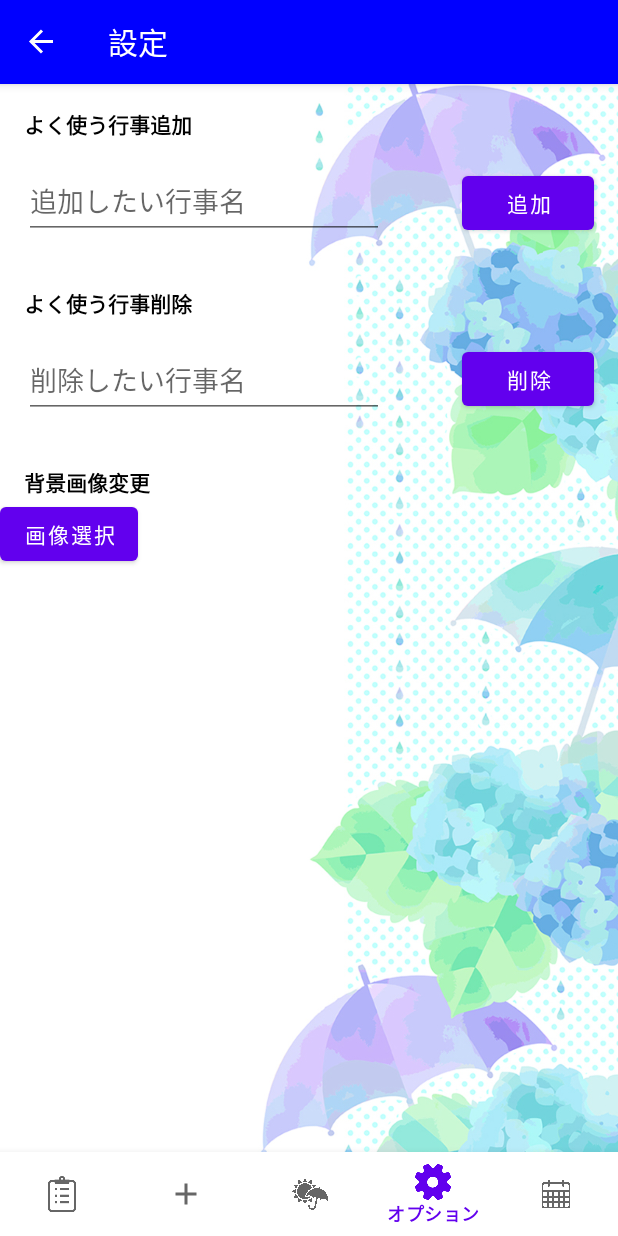
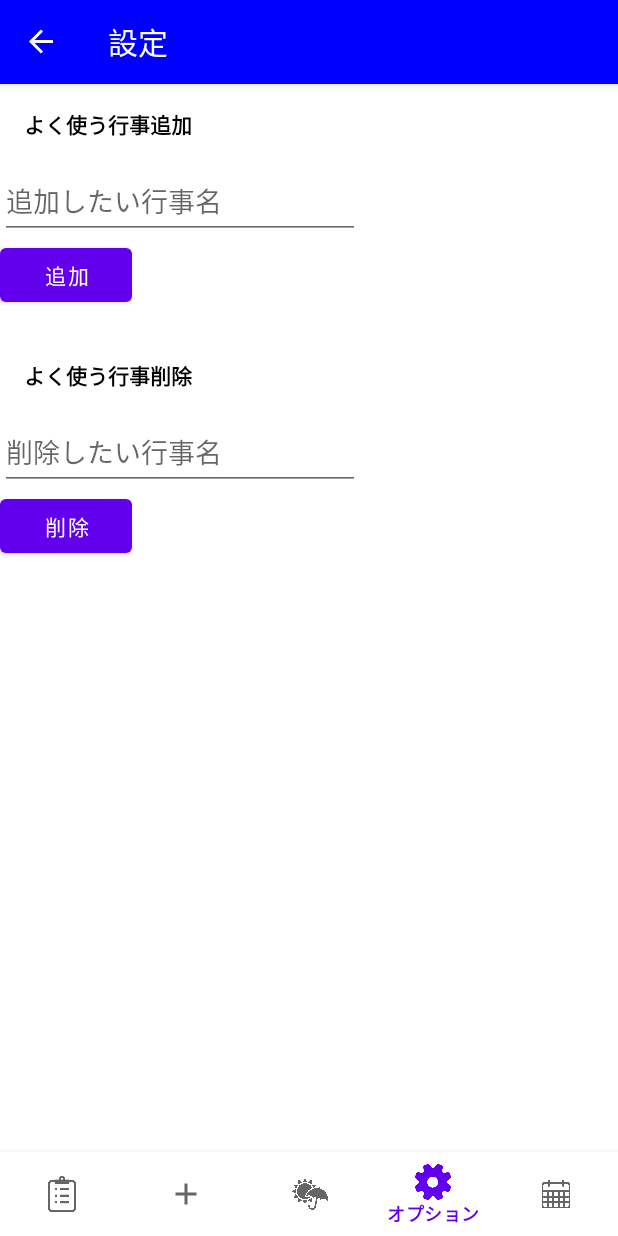
Before and after one commit to sotukenn4/sotu, an Android app: the Custum screen opened through its navigation route, on a phone screen of 412 x 824 dp. Run offline under Robolectric (Android 15) with nearby library versions, the phone set to English and light mode, and no system bars; our stand-ins replace navigation-ui; libraries missing offline, so code that uses them is left out: io.realm, io.realm.kotlin; 5 statements that could not run were skipped.

Commit message:
更新は常にやること

```diff
--- a/app/src/main/java/com/example/myapplication/MainActivity.kt
+++ b/app/src/main/java/com/example/myapplication/MainActivity.kt
@@ -22,7 +22,6 @@ class MainActivity : AppCompatActivity() {
 
     private lateinit var viewModel: ConstraintLayout
     private var inputMethodManager: InputMethodManager? = null
-
     private var _list: MutableList<MutableMap<String,String>> =mutableListOf()
     override fun onCreate(savedInstanceState: Bundle?) {
         super.onCreate(savedInstanceState)
--- a/app/src/main/res/layout/fragment_custum.xml
+++ b/app/src/main/res/layout/fragment_custum.xml
@@ -7,18 +7,43 @@
     android:layout_height="match_parent"
     tools:context=".Custum">
 
-    <ImageView
-        android:id="@+id/imageView2"
-        android:layout_width="wrap_content"
-        android:layout_height="wrap_content"
-        android:layout_marginStart="141dp"
-        android:layout_marginEnd="141dp"
-        android:scaleType="centerCrop"
-        android:src="@drawable/azisai"
+    <ScrollView
+        android:layout_width="0dp"
+        android:layout_height="0dp"
         app:layout_constraintBottom_toBottomOf="parent"
         app:layout_constraintEnd_toEndOf="parent"
         app:layout_constraintStart_toStartOf="parent"
-        app:layout_constraintTop_toTopOf="parent" />
+        app:layout_constraintTop_toTopOf="parent">
+
+        <LinearLayout
+            android:layout_width="match_parent"
+            android:layout_height="wrap_content"
+            android:orientation="vertical">
+
+            <TextView
+                android:id="@+id/spinnerOption"
+                android:layout_width="wrap_content"
+                android:layout_height="wrap_content"
+                android:layout_marginStart="16dp"
+                android:layout_marginTop="16dp"
+                android:text="よく使う行事追加"
+                android:textColor="@color/black"
+                android:textStyle="bold" />
+
+            <EditText
+                android:id="@+id/spinnertext"
+                android:layout_width="240dp"
+                android:layout_height="50dp"
+                android:layout_marginTop="16dp"
+                android:ems="10"
+                android:hint="追加したい行事名"
+                android:inputType="textPersonName" />
+
+            <Button
+                android:id="@+id/spinneradd"
+                android:layout_width="wrap_content"
+                android:layout_height="wrap_content"
+                android:text="追加" />
 
             <TextView
                 android:id="@+id/spinnerOption2"
@@ -28,32 +53,7 @@
                 android:layout_marginTop="32dp"
                 android:text="よく使う行事削除"
                 android:textColor="@color/black"
-        android:textStyle="bold"
-        app:layout_constraintStart_toStartOf="parent"
-        app:layout_constraintTop_toBottomOf="@+id/spinnertext" />
-
-    <TextView
-        android:id="@+id/spinnerOption3"
-        android:layout_width="wrap_content"
-        android:layout_height="wrap_content"
-        android:layout_marginStart="16dp"
-        android:layout_marginTop="32dp"
-        android:text="背景画像変更"
-        android:textColor="@color/black"
-        android:textStyle="bold"
-        app:layout_constraintStart_toStartOf="parent"
-        app:layout_constraintTop_toBottomOf="@+id/spinnertext2" />
-
-    <EditText
-        android:id="@+id/spinnertext"
-        android:layout_width="240dp"
-        android:layout_height="50dp"
-        android:layout_marginTop="16dp"
-        android:ems="10"
-        android:hint="追加したい行事名"
-        android:inputType="textPersonName"
-        app:layout_constraintStart_toStartOf="@+id/spinnerOption"
-        app:layout_constraintTop_toBottomOf="@+id/spinnerOption" />
+                android:textStyle="bold" />
 
             <EditText
                 android:id="@+id/spinnertext2"
@@ -62,52 +62,14 @@
                 android:layout_marginTop="16dp"
                 android:ems="10"
                 android:hint="削除したい行事名"
-        android:inputType="textPersonName"
-        app:layout_constraintStart_toStartOf="@+id/spinnerOption"
-        app:layout_constraintTop_toBottomOf="@+id/spinnerOption2" />
-
-    <TextView
-        android:id="@+id/spinnerOption"
-        android:layout_width="wrap_content"
-        android:layout_height="wrap_content"
-        android:layout_marginStart="16dp"
-        android:layout_marginTop="16dp"
-        android:text="よく使う行事追加"
-        android:textColor="@color/black"
-        android:textStyle="bold"
-        app:layout_constraintStart_toStartOf="parent"
-        app:layout_constraintTop_toTopOf="parent" />
-
-    <Button
-        android:id="@+id/spinneradd"
-        android:layout_width="wrap_content"
-        android:layout_height="wrap_content"
-        android:text="追加"
-        app:layout_constraintBottom_toBottomOf="@+id/spinnertext"
-        app:layout_constraintEnd_toEndOf="parent"
-        app:layout_constraintHorizontal_bias="0.761"
-        app:layout_constraintStart_toEndOf="@+id/spinnertext"
-        app:layout_constraintTop_toTopOf="@+id/spinnertext"
-        app:layout_constraintVertical_bias="1.0" />
+                android:inputType="textPersonName" />
 
             <Button
                 android:id="@+id/spinnerdelete"
                 android:layout_width="wrap_content"
                 android:layout_height="wrap_content"
-        android:text="削除"
-        app:layout_constraintBottom_toBottomOf="@+id/spinnertext2"
-        app:layout_constraintEnd_toEndOf="parent"
-        app:layout_constraintHorizontal_bias="0.761"
-        app:layout_constraintStart_toEndOf="@+id/spinnertext2"
-        app:layout_constraintTop_toTopOf="@+id/spinnertext2"
-        app:layout_constraintVertical_bias="0.0" />
-
-    <Button
-        android:id="@+id/button2"
-        android:layout_width="wrap_content"
-        android:layout_height="wrap_content"
-        android:text="画像選択"
-        app:layout_constraintStart_toStartOf="parent"
-        app:layout_constraintTop_toBottomOf="@+id/spinnerOption3" />
+                android:text="削除" />
+        </LinearLayout>
+    </ScrollView>
 
 </androidx.constraintlayout.widget.ConstraintLayout>
```
Lines whose indentation alone changed are shown as unchanged.
